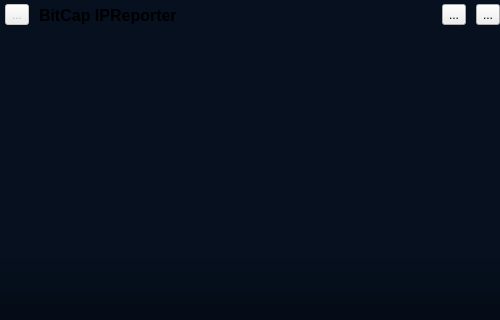
Before: the Qt Designer form src/ui/MainWindow.ui in bitcap-co/bitcap-ipr, drawn with Qt 5; both pictures show x 0 to 500 and y 0 to 320 of the 500 by 500 pixel window.
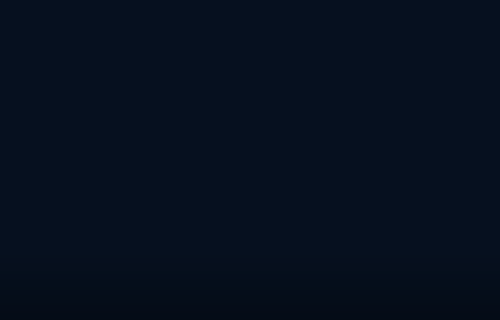
After: the same form once the commit is applied.

```diff
--- a/src/ui/MainWindow.ui
+++ b/src/ui/MainWindow.ui
@@ -44,52 +44,6 @@
      <property name="bottomMargin">
       <number>0</number>
      </property>
-     <item>
-      <widget class="QToolButton" name="titleIcon">
-       <property name="enabled">
-        <bool>false</bool>
-       </property>
-       <property name="text">
-        <string>...</string>
-       </property>
-      </widget>
-     </item>
-     <item>
-      <widget class="QLabel" name="title">
-       <property name="font">
-        <font>
-         <pointsize>12</pointsize>
-         <bold>true</bold>
-        </font>
-       </property>
-       <property name="text">
-        <string>BitCap IPReporter</string>
-       </property>
-       <property name="StyleClass" stdset="0">
-        <string>setText</string>
-       </property>
-      </widget>
-     </item>
-     <item>
-      <widget class="QToolButton" name="minButton">
-       <property name="focusPolicy">
-        <enum>Qt::NoFocus</enum>
-       </property>
-       <property name="text">
-        <string>...</string>
-       </property>
-      </widget>
-     </item>
-     <item>
-      <widget class="QToolButton" name="closeButton">
-       <property name="focusPolicy">
-        <enum>Qt::NoFocus</enum>
-       </property>
-       <property name="text">
-        <string>...</string>
-       </property>
-      </widget>
-     </item>
     </layout>
    </widget>
    <widget class="QWidget" name="menubarwidget" native="true">
```
Left out of the diff: 2 changed lines with no effect on the pictures.
